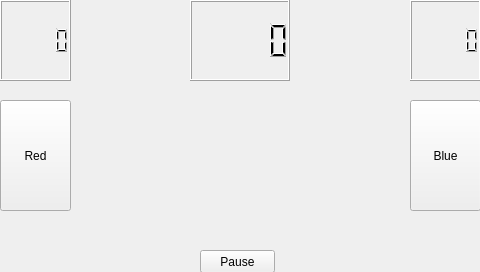
Above: Mochi-Pounders/mainwindow.ui from amfaller/Mochi-Pounders before the change. Below: the same form after it.
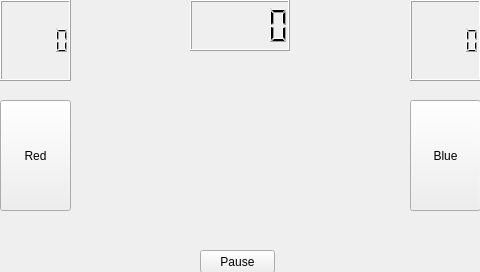
That is the form after the change.

```diff
--- a/Mochi-Pounders/mainwindow.ui
+++ b/Mochi-Pounders/mainwindow.ui
@@ -66,9 +66,12 @@
       <x>190</x>
       <y>0</y>
       <width>100</width>
-      <height>81</height>
+      <height>51</height>
      </rect>
     </property>
+    <property name="segmentStyle">
+     <enum>QLCDNumber::Filled</enum>
+    </property>
    </widget>
    <widget class="QPushButton" name="PauseButton">
     <property name="geometry">
```
